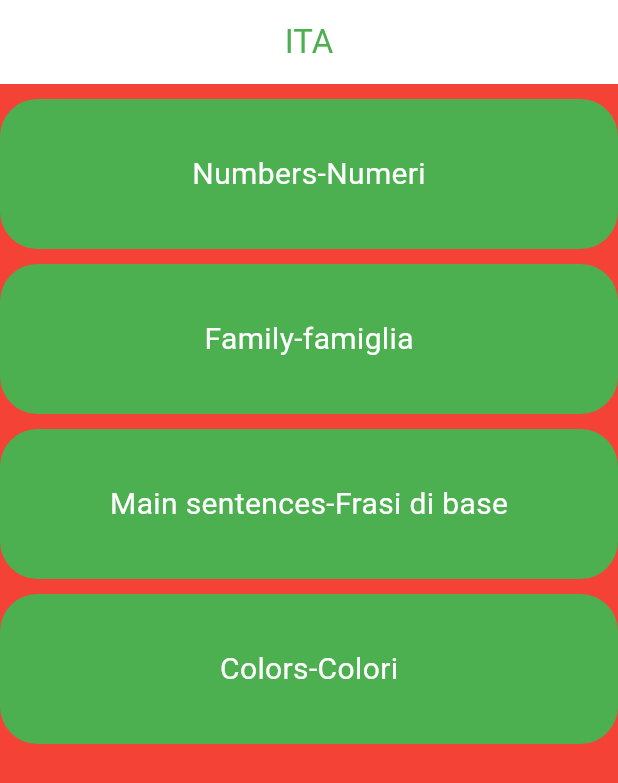
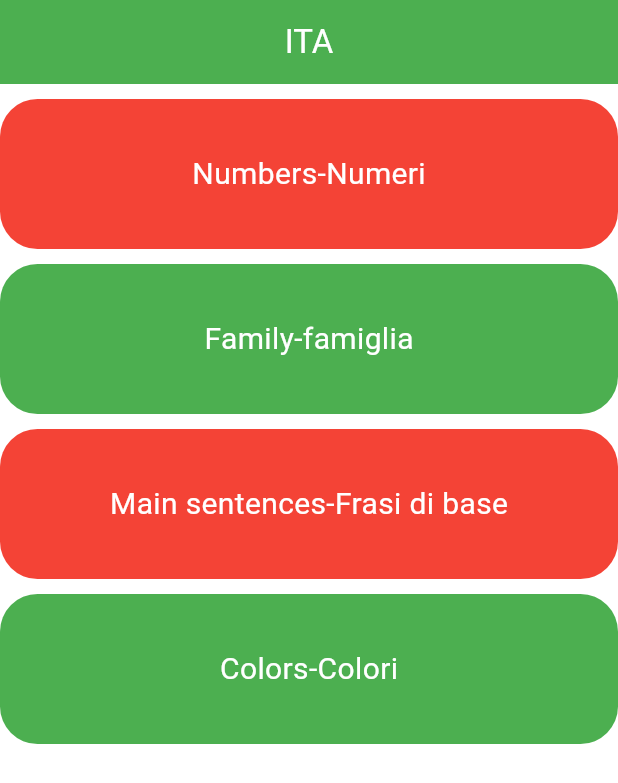
Before and after one commit to mohamedmostafa75/Learn-itliano, a Flutter app: the screen it shows after launch, on a phone screen of 412 x 824 dp. Shown: the top 783 px of the screen. Run offline on Flutter 3.47's test engine with Material 3 defaults, Android fonts, the phone set to English and light mode, and no system bars.

Commit message:
finish color of homeview

```diff
--- a/lib/views-pages/1-Homepage.dart
+++ b/lib/views-pages/1-Homepage.dart
@@ -7,13 +7,13 @@ class Homepage extends StatelessWidget {
   @override
   Widget build(BuildContext context) {
     return Scaffold(
-      backgroundColor: Colors.red,
+      backgroundColor: Colors.white,
       appBar: AppBar(
-        backgroundColor: Colors.white,
+        backgroundColor: Colors.green,
         centerTitle: true,
         title: const Text(
           "ITA",
-          style: TextStyle(color: Colors.green),
+          style: TextStyle(color: Colors.white),
         ),
       ),
       body:  Column(
@@ -21,19 +21,19 @@ class Homepage extends StatelessWidget {
           const SizedBox(
             height: 10,
           ),
-          containerofhomeview(counterName: "Numbers-Numeri", ontap: (){},),
+          containerofhomeview(color: Colors.red,counterName: "Numbers-Numeri", ontap: (){},),
           const SizedBox(
             height: 10,
           ),
-          containerofhomeview(counterName: "Family-famiglia", ontap: () {},),
+          containerofhomeview(color: Colors.green,counterName: "Family-famiglia", ontap: () {},),
           const SizedBox(
             height: 10,
           ),
-          containerofhomeview(counterName: "Main sentences-Frasi di base", ontap: () {},),
+          containerofhomeview(color: Colors.red,counterName: "Main sentences-Frasi di base", ontap: () {},),
           const SizedBox(
             height: 10,
           ),
-          containerofhomeview(counterName: "Colors-Colori", ontap: () {  },)
+          containerofhomeview(color: Colors.green,counterName: "Colors-Colori", ontap: () {  },)
         ],
       ),
     );
--- a/lib/widgets/containerofHomeview.dart
+++ b/lib/widgets/containerofHomeview.dart
@@ -1,9 +1,11 @@
 import 'package:flutter/material.dart';
 
 class containerofhomeview extends StatelessWidget {
-  const containerofhomeview({super.key, required this.counterName, required this.ontap});
+  const containerofhomeview(
+      {super.key, required this.counterName, required this.ontap, required this.color});
   final String counterName;
- final VoidCallback ontap;
+  final VoidCallback ontap;
+  final Color color;
 
   @override
   Widget build(BuildContext context) {
@@ -11,11 +13,11 @@ class containerofhomeview extends StatelessWidget {
       onTap: ontap,
       child: Container(
         decoration: BoxDecoration(
-            color: Colors.green, borderRadius: BorderRadius.circular(25)),
+            color:color, borderRadius: BorderRadius.circular(25)),
         alignment: AlignmentDirectional.center,
         height: 100,
         width: double.infinity,
-        child:  Text(
+        child: Text(
           counterName,
           style: const TextStyle(fontSize: 20, color: Colors.white),
         ),
```
